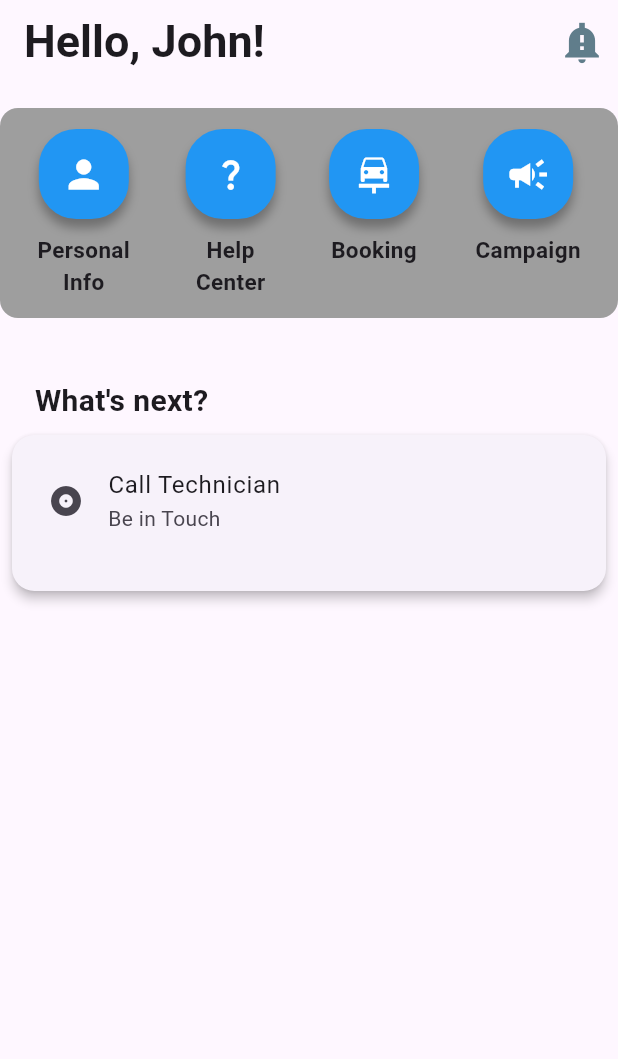
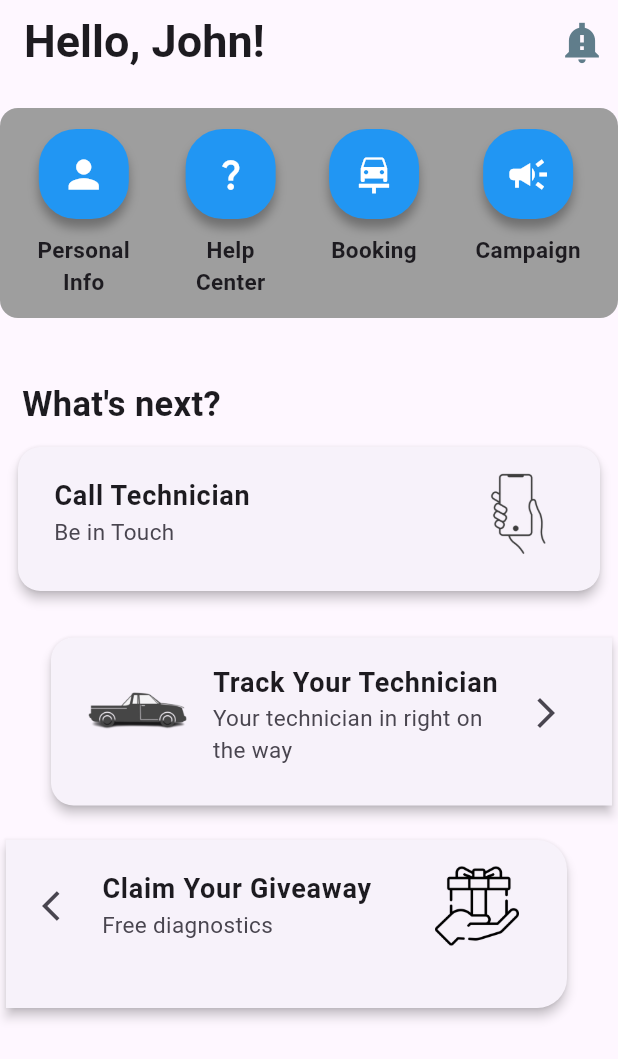
Before and after one commit to dzker/CarCare, a Flutter app: the screen it shows after launch, on a phone screen of 412 x 824 dp. Shown: the top 1059 px of the screen. Run offline on Flutter 3.47's test engine with Material 3 defaults, Android fonts, the phone set to English and light mode, and no system bars; our stand-ins replace animate_do, logger.

Commit message:
Added 2 Card
Added 2 card with sticky to right and left
Also reorganize the code to make it "OOP" friendly

```diff
--- a/lib/main.dart
+++ b/lib/main.dart
@@ -11,7 +11,7 @@ class MyApp extends StatelessWidget {
   // This widget is the root of your application.
   @override
   Widget build(BuildContext context) {
-    return const MaterialApp(
+    return MaterialApp(
       title: 'BookService',
       home: HomePage(),
     );
--- a/lib/view/homepage.dart
+++ b/lib/view/homepage.dart
@@ -1,10 +1,90 @@
+import 'package:flutter/cupertino.dart';
 import 'package:flutter/material.dart';
 import 'package:animate_do/animate_do.dart';
+import 'package:flutter/painting.dart';
+import 'package:flutter/rendering.dart';
 import 'package:flutter/widgets.dart';
 import 'package:logger/logger.dart';
 
 class HomePage extends StatelessWidget {
-  const HomePage({super.key});
+  HomePage({super.key});
+  // final promoWidget = PromoWidget();
+
+  Widget getPromoWidget(
+      {required String titleText,
+      required String subtitleText,
+      required iconImage}) {
+    return SizedBox(
+      height: 120,
+      child: Card(
+        elevation: 3,
+        margin: const EdgeInsets.all(12),
+        shape: RoundedRectangleBorder(
+          borderRadius: BorderRadius.circular(15),
+        ),
+        child: Padding(
+            padding: const EdgeInsets.all(8),
+            child: Column(
+              mainAxisSize: MainAxisSize.min,
+              children: [
+                ListTile(
+                  title: Text(
+                    titleText,
+                    style: const TextStyle(
+                        fontSize: 18, fontWeight: FontWeight.bold),
+                  ),
+                  subtitle: Text(
+                    subtitleText,
+                    style: const TextStyle(fontSize: 15),
+                  ),
+                  trailing: Image.asset('assets/images/$iconImage'),
+                ),
+              ],
+            )),
+      ),
+    );
+  }
+
+  Widget getPromoWidgetSticky({
+    required String titleText,
+    required String subtitleText,
+    required iconImage,
+    Widget? leading,
+    Widget? trailing,
+    BorderRadiusGeometry? borderRadius,
+  }) {
+    return SizedBox(
+      height: 120,
+      child: Card(
+        elevation: 3,
+        shape: RoundedRectangleBorder(
+            borderRadius: borderRadius ??
+                const BorderRadius.only(
+                    topLeft: Radius.circular(15),
+                    bottomLeft: Radius.circular(15))),
+        child: Padding(
+            padding: const EdgeInsets.all(8),
+            child: Column(
+              mainAxisSize: MainAxisSize.min,
+              children: [
+                ListTile(
+                  leading: leading ?? const Icon(Icons.arrow_forward_ios),
+                  title: Text(
+                    titleText,
+                    style: const TextStyle(
+                        fontSize: 18, fontWeight: FontWeight.bold),
+                  ),
+                  subtitle: Text(
+                    subtitleText,
+                    style: const TextStyle(fontSize: 15),
+                  ),
+                  trailing: trailing ?? Image.asset('assets/images/$iconImage'),
+                ),
+              ],
+            )),
+      ),
+    );
+  }
 
   @override
   Widget build(BuildContext context) {
@@ -201,43 +281,42 @@ class HomePage extends StatelessWidget {
                 padding: EdgeInsets.only(right: 250, top: 10),
                 child: Text(
                   "What's next?",
-                  style: TextStyle(fontSize: 20, fontWeight: FontWeight.bold),
+                  style: TextStyle(fontSize: 23, fontWeight: FontWeight.bold),
                 ),
               ),
-              PromoWidget()
+              getPromoWidget(
+                  titleText: 'Call Technician',
+                  subtitleText: 'Be in Touch',
+                  iconImage: 'handhold.png'),
+              const SizedBox(
+                height: 15,
+              ),
+              Padding(
+                padding: const EdgeInsets.only(left: 30),
+                child: getPromoWidgetSticky(
+                    titleText: 'Track Your Technician',
+                    subtitleText: 'Your technician in right on the way',
+                    iconImage: 'hilux.png',
+                    leading: Image.asset('assets/images/hilux.png'),
+                    trailing: const Icon(Icons.arrow_forward_ios)),
+              ),
+              const SizedBox(
+                height: 15,
+              ),
+              Padding(
+                padding: const EdgeInsets.only(right: 30),
+                child: getPromoWidgetSticky(
+                    titleText: 'Claim Your Giveaway',
+                    subtitleText: 'Free diagnostics',
+                    iconImage: 'giveaway.png',
+                    leading: const Icon(Icons.arrow_back_ios),
+                    trailing: Image.asset('assets/images/giveaway.png'),
+                    borderRadius: const BorderRadius.only(
+                        topRight: Radius.circular(20),
+                        bottomRight: Radius.circular(20))),
+              )
             ],
           ),
         ));
   }
 }
-
-class PromoWidget extends StatelessWidget {
-  PromoWidget({super.key});
-  final Logger logger = Logger();
-
-  @override
-  Widget build(BuildContext context) {
-    return SizedBox(
-      height: 120,
-      child: Card(
-        elevation: 3,
-        margin: const EdgeInsets.all(8),
-        shape: RoundedRectangleBorder(
-          borderRadius: BorderRadius.circular(15),
-        ),
-        child: const Padding(
-            padding: EdgeInsets.all(8),
-            child: Column(
-              mainAxisSize: MainAxisSize.min,
-              children: [
-                ListTile(
-                  leading: Icon(Icons.album),
-                  title: Text("Call Technician"),
-                  subtitle: Text("Be in Touch"),
-                ),
-              ],
-            )),
-      ),
-    );
-  }
-}
--- a/pubspec.yaml
+++ b/pubspec.yaml
@@ -61,9 +61,8 @@ flutter:
   uses-material-design: true
 
   # To add assets to your application, add an assets section, like this:
-  # assets:
-  #   - images/a_dot_burr.jpeg
-  #   - images/a_dot_ham.jpeg
+  assets:
+    - assets/images/
 
   # An image asset can refer to one or more resolution-specific "variants", see
   # https://flutter.dev/assets-and-images/#resolution-aware
```
Also changed, not shown: assets/images/giveaway.png (added), assets/images/handhold.png (added), assets/images/hilux.png (added).
